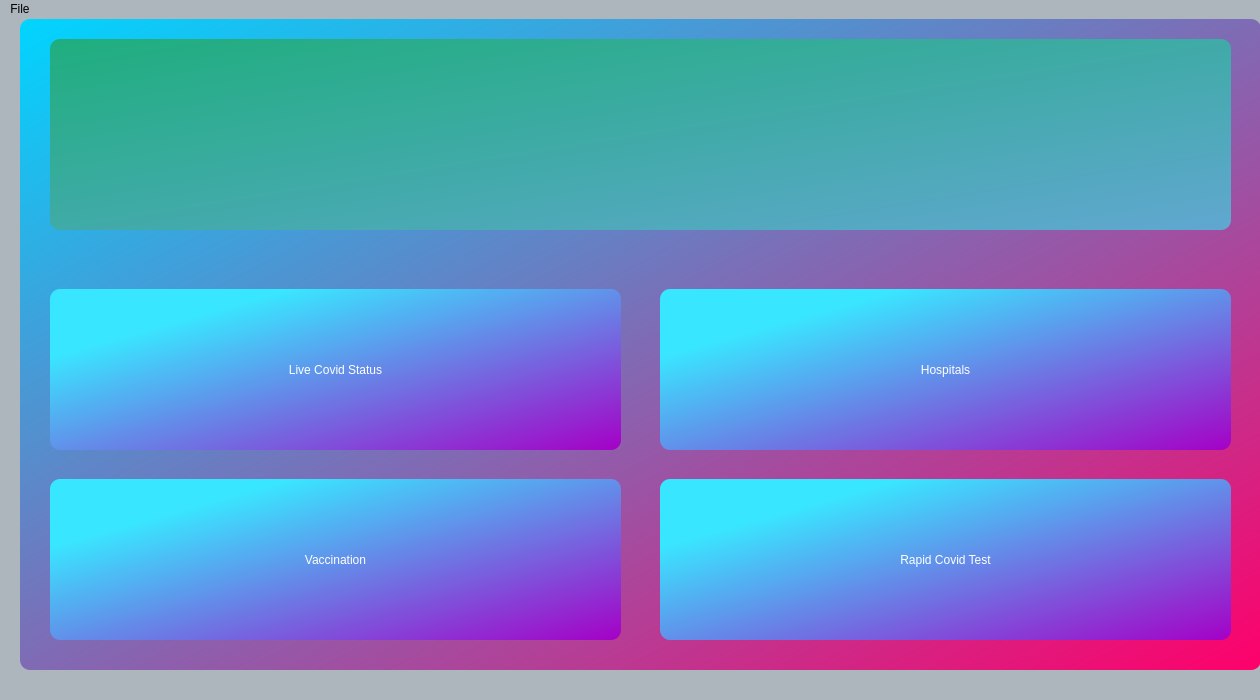
Before: the Qt Designer form CoviCURE/Forms/Main/dashboard.ui in ayush-regmi/CoviCURE, drawn with Qt 5.
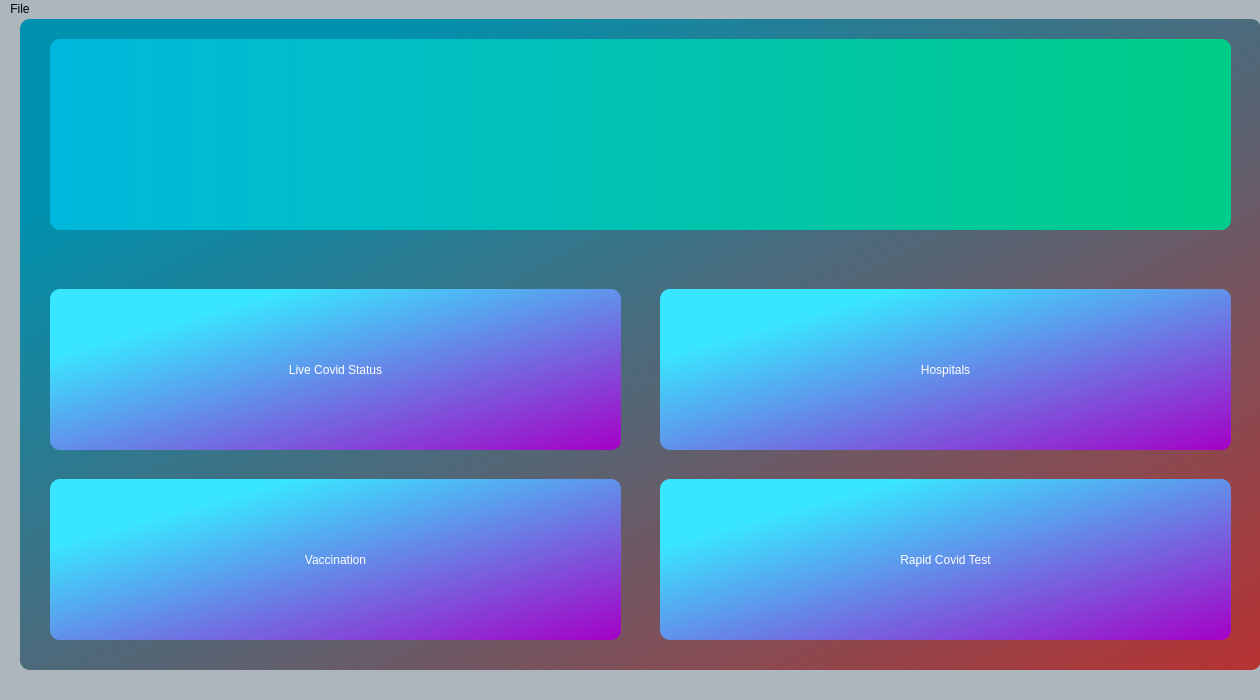
After: the same form once the commit is applied. Icons and pictures are not drawn.

```diff
--- a/CoviCURE/Forms/Main/dashboard.ui
+++ b/CoviCURE/Forms/Main/dashboard.ui
@@ -40,7 +40,7 @@
      </rect>
     </property>
     <property name="styleSheet">
-     <string notr="true">background-color: qlineargradient(spread:reflect, x1:0, y1:0, x2:1, y2:1, stop:0 rgba(0, 213, 255, 255), stop:1 rgba(255, 0, 106, 255));
+     <string notr="true">background-color: qlineargradient(spread:reflect, x1:0, y1:0, x2:1, y2:1, stop:0.153409 rgba(0, 145, 174, 255), stop:1 rgba(184, 50, 50, 255));
 border-radius: 10px;</string>
     </property>
     <property name="title">
@@ -206,7 +206,7 @@
       </rect>
      </property>
      <property name="styleSheet">
-      <string notr="true">background-color: qlineargradient(spread:reflect, x1:0, y1:0, x2:1, y2:1, stop:0 rgba(31, 174, 126, 255), stop:1 rgba(97, 167, 209, 255));</string>
+      <string notr="true">background-color: qlineargradient(spread:pad, x1:0, y1:0, x2:1, y2:0, stop:0 rgba(0, 184, 221, 255), stop:0.971591 rgba(0, 205, 137, 255));</string>
      </property>
      <property name="text">
       <string/>
```
